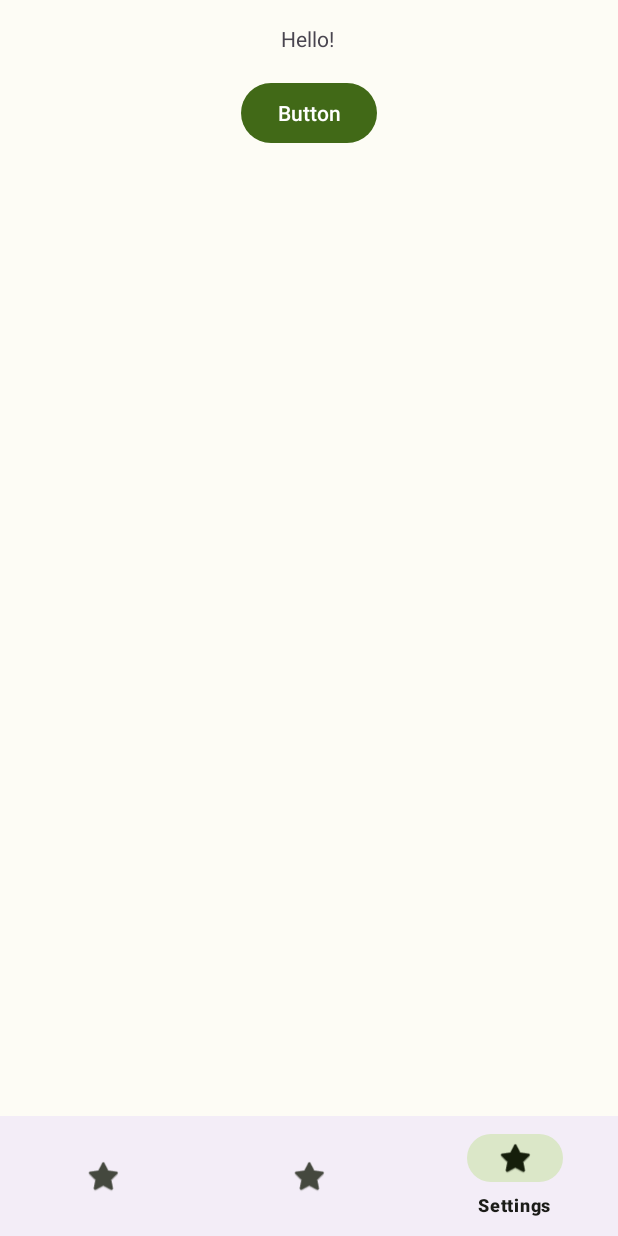
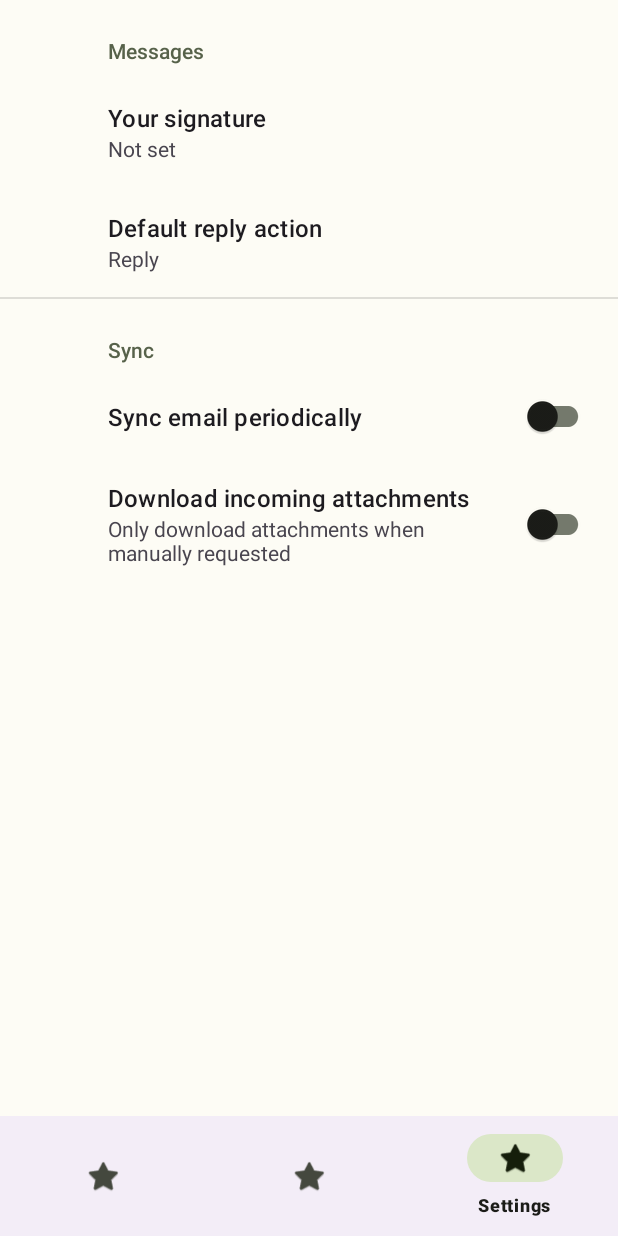
Before and after one commit to 149segolte/Enigma2048, an Android app: the screen it shows after launch (MainActivity), item 3 of the bottom bar chosen, on a phone screen of 412 x 824 dp. Run offline under Robolectric (Android 15) with nearby library versions, the phone set to English and light mode, and no system bars; our stand-ins replace androidx.preference.

Commit message:
Implemented 3 fragments for primary views

```diff
--- a/app/build.gradle
+++ b/app/build.gradle
@@ -32,7 +32,9 @@ dependencies {
     implementation 'androidx.appcompat:appcompat:1.6.1'
     implementation 'com.google.android.material:material:1.8.0'
     implementation 'androidx.constraintlayout:constraintlayout:2.1.4'
-    implementation 'androidx.core:core-splashscreen:1.0.0'
+    implementation "androidx.fragment:fragment:1.5.7"
+    implementation 'androidx.core:core-splashscreen:1.0.1'
+    implementation 'androidx.preference:preference:1.2.0'
     testImplementation 'junit:junit:4.13.2'
     androidTestImplementation 'androidx.test.ext:junit:1.1.5'
     androidTestImplementation 'androidx.test.espresso:espresso-core:3.5.1'
--- a/app/src/main/java/com/example/enigma2048/MainActivity.java
+++ b/app/src/main/java/com/example/enigma2048/MainActivity.java
@@ -1,19 +1,38 @@
 package com.example.enigma2048;
 
 import androidx.appcompat.app.AppCompatActivity;
+import androidx.fragment.app.FragmentManager;
 
 import android.os.Bundle;
-import android.view.View;
-import android.widget.TextView;
+
+import com.google.android.material.bottomnavigation.BottomNavigationView;
 
 public class MainActivity extends AppCompatActivity {
-    public void load(View view) {
-        TextView textView = findViewById(R.id.textView);
-    }
-
     @Override
     protected void onCreate(Bundle savedInstanceState) {
         super.onCreate(savedInstanceState);
         setContentView(R.layout.activity_main);
+        FragmentManager fragmentManager = getSupportFragmentManager();
+        BottomNavigationView bottomNavigationView = findViewById(R.id.bottom_navigation);
+        bottomNavigationView.setOnItemSelectedListener(item -> {
+            int id = item.getItemId();
+            if (id == R.id.play) {
+                fragmentManager.beginTransaction()
+                        .replace(R.id.fragment_container_view, PlayFragment.class, null)
+                        .commit();
+            } else if (id == R.id.leaderboards) {
+                fragmentManager.beginTransaction()
+                        .replace(R.id.fragment_container_view, LeaderboardsFragment.class, null)
+                        .commit();
+            } else if (id == R.id.settings) {
+                fragmentManager.beginTransaction()
+                        .replace(R.id.fragment_container_view, SettingsFragment.class, null)
+                        .commit();
+            } else {
+                return false;
+            }
+            return true;
+        });
+        bottomNavigationView.setSelectedItemId(R.id.play);
     }
 }
--- /dev/null
+++ b/app/src/main/java/com/example/enigma2048/PlayFragment.java
@@ -0,0 +1,36 @@
+package com.example.enigma2048;
+
+import android.os.Bundle;
+
+import androidx.activity.OnBackPressedCallback;
+import androidx.fragment.app.Fragment;
+
+import com.google.android.material.dialog.MaterialAlertDialogBuilder;
+
+public class PlayFragment extends Fragment {
+    public PlayFragment() {
+        super(R.layout.fragment_play);
+    }
+
+    @Override
+    public void onCreate(Bundle savedInstanceState) {
+        super.onCreate(savedInstanceState);
+
+        // This callback will only be called when the Fragment is at least Started.
+        OnBackPressedCallback callback = new OnBackPressedCallback(true /* enabled by default */) {
+            @Override
+            public void handleOnBackPressed() {
+                // Handle the back button event
+                MaterialAlertDialogBuilder dialogBuilder = new MaterialAlertDialogBuilder(requireContext());
+                dialogBuilder.setTitle("Are you sure you want to exit?");
+                dialogBuilder.setMessage("Your progress will be lost.");
+                dialogBuilder.setOnDismissListener((dialog) -> {});
+                dialogBuilder.setNeutralButton("Cancel", (dialog, which) -> dialog.dismiss());
+                dialogBuilder.setPositiveButton("Yes", (dialog, which) -> getActivity().finishAffinity());
+                dialogBuilder.show();
+            }
+        };
+        requireActivity().getOnBackPressedDispatcher().addCallback(this, callback);
+        // The callback can be enabled or disabled here or in handleOnBackPressed()
+    }
+}
--- /dev/null
+++ b/app/src/main/java/com/example/enigma2048/SettingsFragment.java
@@ -0,0 +1,33 @@
+package com.example.enigma2048;
+
+import android.os.Bundle;
+
+import androidx.activity.OnBackPressedCallback;
+import androidx.preference.PreferenceFragmentCompat;
+
+import com.google.android.material.bottomnavigation.BottomNavigationView;
+
+public class SettingsFragment extends PreferenceFragmentCompat {
+
+    @Override
+    public void onCreatePreferences(Bundle savedInstanceState, String rootKey) {
+        setPreferencesFromResource(R.xml.root_preferences, rootKey);
+    }
+
+    @Override
+    public void onCreate(Bundle savedInstanceState) {
+        super.onCreate(savedInstanceState);
+
+        // This callback will only be called when the Fragment is at least Started.
+        OnBackPressedCallback callback = new OnBackPressedCallback(true /* enabled by default */) {
+            @Override
+            public void handleOnBackPressed() {
+                // Handle the back button event
+                BottomNavigationView bottomNavigationView = requireActivity().findViewById(R.id.bottom_navigation);
+                bottomNavigationView.setSelectedItemId(R.id.play);
+            }
+        };
+        requireActivity().getOnBackPressedDispatcher().addCallback(this, callback);
+        // The callback can be enabled or disabled here or in handleOnBackPressed()
+    }
+}
--- a/app/src/main/res/layout/activity_main.xml
+++ b/app/src/main/res/layout/activity_main.xml
@@ -6,27 +6,15 @@
     android:layout_height="match_parent"
     tools:context=".MainActivity">
 
-    <TextView
-        android:id="@+id/textView"
-        android:layout_width="wrap_content"
-        android:layout_height="wrap_content"
-        android:layout_marginTop="16dp"
-        android:text="Hello!"
-        app:layout_constraintEnd_toEndOf="parent"
-        app:layout_constraintHorizontal_bias="0.498"
-        app:layout_constraintStart_toStartOf="parent"
-        app:layout_constraintTop_toTopOf="parent" />
-
-    <Button
-        android:id="@+id/button"
-        android:layout_width="wrap_content"
-        android:layout_height="wrap_content"
-        android:layout_marginTop="16dp"
-        android:onClick="load"
-        android:text="Button"
+    <androidx.fragment.app.FragmentContainerView
+        android:id="@+id/fragment_container_view"
+        android:layout_width="match_parent"
+        android:layout_height="0dp"
+        app:layout_constraintBottom_toTopOf="@+id/bottom_navigation"
         app:layout_constraintEnd_toEndOf="parent"
         app:layout_constraintStart_toStartOf="parent"
-        app:layout_constraintTop_toBottomOf="@+id/textView" />
+        app:layout_constraintTop_toTopOf="parent"
+        tools:layout="@layout/fragment_leaderboards" />
 
     <com.google.android.material.bottomnavigation.BottomNavigationView
         android:id="@+id/bottom_navigation"
--- a/app/src/main/res/menu/bottom_navigation_menu.xml
+++ b/app/src/main/res/menu/bottom_navigation_menu.xml
@@ -1,17 +1,17 @@
 <?xml version="1.0" encoding="utf-8"?>
 <menu xmlns:android="http://schemas.android.com/apk/res/android">
     <item
-        android:id="@+id/page_1"
+        android:id="@+id/leaderboards"
         android:enabled="true"
         android:icon="@android:drawable/btn_star"
         android:title="@string/leaderboards"/>
     <item
-        android:id="@+id/page_2"
+        android:id="@+id/play"
         android:enabled="true"
         android:icon="@android:drawable/btn_star_big_on"
         android:title="@string/play"/>
     <item
-        android:id="@+id/page_3"
+        android:id="@+id/settings"
         android:enabled="true"
         android:icon="@android:drawable/btn_star_big_off"
         android:title="@string/settings"/>
--- /dev/null
+++ b/app/src/main/res/values/arrays.xml
@@ -0,0 +1,12 @@
+<resources>
+    <!-- Reply Preference -->
+    <string-array name="reply_entries">
+        <item>Reply</item>
+        <item>Reply to all</item>
+    </string-array>
+
+    <string-array name="reply_values">
+        <item>reply</item>
+        <item>reply_all</item>
+    </string-array>
+</resources>
--- /dev/null
+++ b/app/src/main/res/values/dimens.xml
@@ -0,0 +1,3 @@
+<resources>
+    <dimen name="text_margin">16dp</dimen>
+</resources>
--- a/app/src/main/res/values/strings.xml
+++ b/app/src/main/res/values/strings.xml
@@ -3,4 +3,23 @@
     <string name="leaderboards">Leaderboards</string>
     <string name="play">Play</string>
     <string name="settings">Settings</string>
+
+    <string name="lb_personal">Personal</string>
+    <string name="lb_description">Leaderboards representing personal and global high scores</string>
+    <string name="lb_global">Global</string>
+
+    <!-- Preference Titles -->
+    <string name="messages_header">Messages</string>
+    <string name="sync_header">Sync</string>
+
+    <!-- Messages Preferences -->
+    <string name="signature_title">Your signature</string>
+    <string name="reply_title">Default reply action</string>
+
+    <!-- Sync Preferences -->
+    <string name="sync_title">Sync email periodically</string>
+    <string name="attachment_title">Download incoming attachments</string>
+    <string name="attachment_summary_on">Automatically download attachments for incoming emails
+    </string>
+    <string name="attachment_summary_off">Only download attachments when manually requested</string>
 </resources>
--- /dev/null
+++ b/app/src/main/res/xml/root_preferences.xml
@@ -0,0 +1,35 @@
+<PreferenceScreen xmlns:app="http://schemas.android.com/apk/res-auto">
+
+    <PreferenceCategory app:title="@string/messages_header">
+
+        <EditTextPreference
+            app:key="signature"
+            app:title="@string/signature_title"
+            app:useSimpleSummaryProvider="true" />
+
+        <ListPreference
+            app:defaultValue="reply"
+            app:entries="@array/reply_entries"
+            app:entryValues="@array/reply_values"
+            app:key="reply"
+            app:title="@string/reply_title"
+            app:useSimpleSummaryProvider="true" />
+
+    </PreferenceCategory>
+
+    <PreferenceCategory app:title="@string/sync_header">
+
+        <SwitchPreferenceCompat
+            app:key="sync"
+            app:title="@string/sync_title" />
+
+        <SwitchPreferenceCompat
+            app:dependency="sync"
+            app:key="attachment"
+            app:summaryOff="@string/attachment_summary_off"
+            app:summaryOn="@string/attachment_summary_on"
+            app:title="@string/attachment_title" />
+
+    </PreferenceCategory>
+
+</PreferenceScreen>
```
Also changed, not shown: app/src/main/java/com/example/enigma2048/LeaderboardsFragment.java (added, +31 -0 lines), app/src/main/res/layout/fragment_leaderboards.xml (added, +26 -0 lines), app/src/main/res/layout/fragment_play.xml (added, +35 -0 lines).
